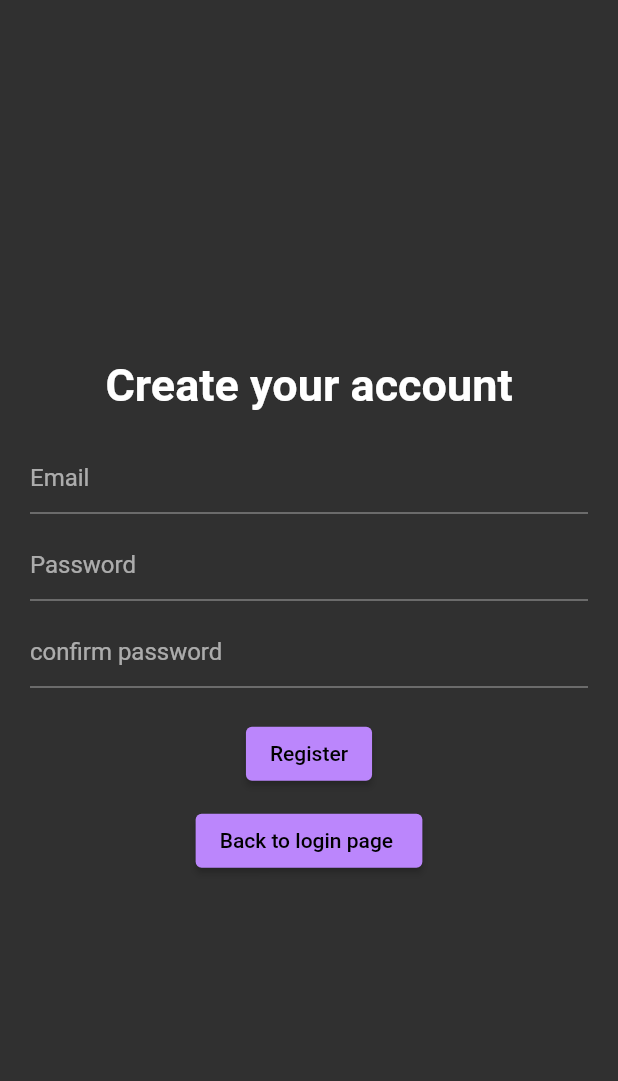
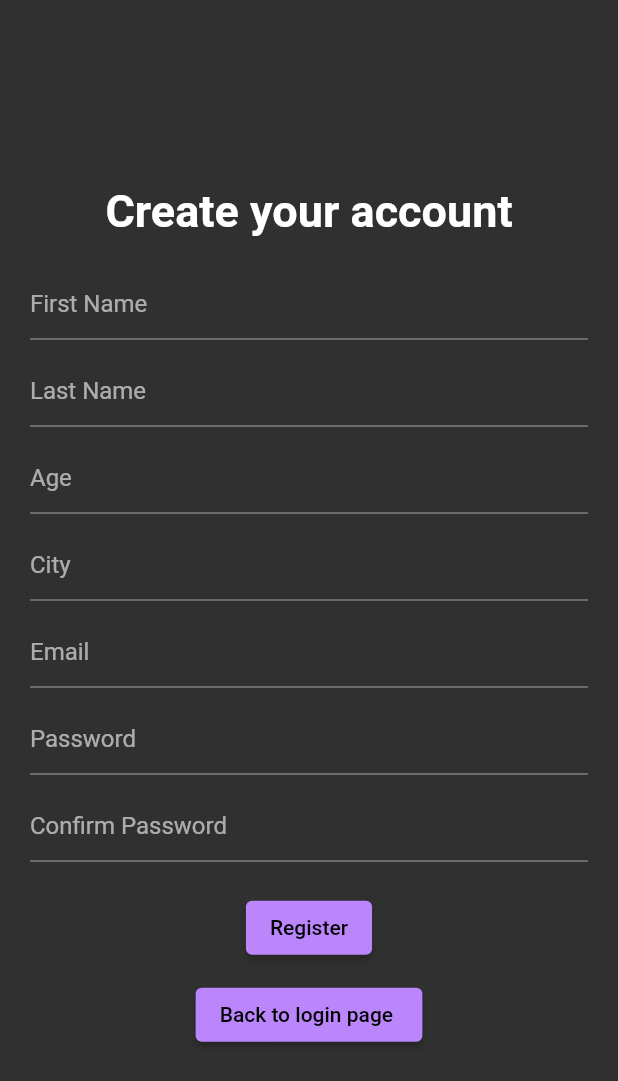
Before and after one commit to Karanosi/event-app-flutter-firebase, a Flutter app: the screen it shows after launch, after a tap on "Register now", on a phone screen of 412 x 824 dp. Shown: the top 1081 px of the screen. Run offline on Flutter 3.47's test engine with Material 2 defaults, Android fonts, the phone set to English and light mode, and no system bars; our stand-ins replace cloud_firestore, curved_navigation_bar, firebase_auth, firebase_core; accounts and stored records are empty; network calls fail.

Commit message:
athentification 2
completed authetification with added users data
+ reading users data in home
+ bottom navigation bar modified

```diff
--- a/lib/pages/LoginPage.dart
+++ b/lib/pages/LoginPage.dart
@@ -1,5 +1,7 @@
 import 'package:firebase_auth/firebase_auth.dart';
 import 'package:flutter/material.dart';
+
+import 'ForgotPwdPage.dart';
 
 class LoginPage extends StatefulWidget {
   final VoidCallback showRegisterPage;
@@ -16,10 +18,31 @@ class _LoginPageState extends State<LoginPage> {
 
   // login method which is asynchronous
   Future login() async {
-    await FirebaseAuth.instance.signInWithEmailAndPassword(
-      email: _emailcontroller.text,
-      password: _pwdcontroller.text,
-    );
+    try {
+      //show the loading circle
+      showDialog(
+        context: context,
+        builder: ((context) {
+          return Center(child: CircularProgressIndicator());
+        }),
+      );
+      await FirebaseAuth.instance.signInWithEmailAndPassword(
+        email: _emailcontroller.text,
+        password: _pwdcontroller.text,
+      );
+      // removes the loading circle after login
+      Navigator.of(context).pop();
+    } on FirebaseAuthException catch (e) {
+      showDialog(
+          context: context,
+          builder: (context) {
+            return AlertDialog(
+              content: Text(
+                e.message.toString(),
+              ),
+            );
+          });
+    }
   }
 
   // this method is for memory management
@@ -68,6 +91,36 @@ class _LoginPageState extends State<LoginPage> {
                     decoration: const InputDecoration(hintText: 'Password'),
                   ),
                   const SizedBox(
+                    height: 10,
+                  ),
+                  Padding(
+                    padding: const EdgeInsets.symmetric(
+                      horizontal: 25.0,
+                    ),
+                    child: Row(
+                      mainAxisAlignment: MainAxisAlignment.end,
+                      children: [
+                        GestureDetector(
+                          onTap: () {
+                            Navigator.push(
+                              context,
+                              MaterialPageRoute(builder: (context) {
+                                return ForgotPwdPage();
+                              }),
+                            );
+                          },
+                          child: const Text(
+                            'Forgot Password?',
+                            style: TextStyle(
+                              color: Colors.white60,
+                              fontWeight: FontWeight.bold,
+                            ),
+                          ),
+                        ),
+                      ],
+                    ),
+                  ),
+                  const SizedBox(
                     height: 20,
                   ),
                   ElevatedButton(
@@ -79,7 +132,7 @@ class _LoginPageState extends State<LoginPage> {
                   ),
                   ElevatedButton(
                     onPressed: widget.showRegisterPage,
-                    child: Text('Register now '),
+                    child: const Text('Register now '),
                   )
                 ],
               ),
--- a/lib/pages/registerPage.dart
+++ b/lib/pages/registerPage.dart
@@ -1,3 +1,4 @@
+import 'package:cloud_firestore/cloud_firestore.dart';
 import 'package:firebase_auth/firebase_auth.dart';
 import 'package:flutter/material.dart';
 import 'package:flutter/src/widgets/container.dart';
@@ -19,6 +20,10 @@ class _RegisterPageState extends State<RegisterPage> {
   final _emailcontroller = TextEditingController();
   final _pwdcontroller = TextEditingController();
   final _confirmpwdcontroller = TextEditingController();
+  final _firstNamecontroller = TextEditingController();
+  final _lastNamecontroller = TextEditingController();
+  final _agecontroller = TextEditingController();
+  final _citycontroller = TextEditingController();
 
   // this method is for memory management
   @override
@@ -26,17 +31,44 @@ class _RegisterPageState extends State<RegisterPage> {
     _emailcontroller.dispose();
     _pwdcontroller.dispose();
     _confirmpwdcontroller.dispose();
+    _firstNamecontroller.dispose();
+    _lastNamecontroller.dispose();
+    _agecontroller.dispose();
+    _citycontroller.dispose();
     super.dispose();
   }
 
   Future signup() async {
     if (confirmedPwd()) {
+      // create user
       FirebaseAuth.instance.createUserWithEmailAndPassword(
         email: _emailcontroller.text.trim(),
         password: _pwdcontroller.text.trim(),
       );
+      // calling adduserdetails method
+      addUserDetails(
+        _firstNamecontroller.text.trim(),
+        _lastNamecontroller.text.trim(),
+        int.parse(_agecontroller.text.trim()),
+        _citycontroller.text.trim(),
+        _emailcontroller.text.trim(),
+      );
     }
   }
+
+  Future addUserDetails(String firstName, String lastName, int age, String city,
+      String email) async {
+    // connect with firebase database and access the user collecion
+    await FirebaseFirestore.instance.collection('users').add({
+      'first name': firstName,
+      'last name': lastName,
+      'age': age,
+      'city': city,
+      'email': email,
+    });
+  }
+
+  // function to add user details
 
   // checking if the two passwords match
   bool confirmedPwd() {
@@ -68,6 +100,47 @@ class _RegisterPageState extends State<RegisterPage> {
                   const SizedBox(
                     height: 20,
                   ),
+                  // first name textfirld
+                  TextField(
+                    controller: _firstNamecontroller,
+                    decoration: const InputDecoration(
+                      hintText: 'First Name',
+                    ),
+                  ),
+                  const SizedBox(
+                    height: 10,
+                  ),
+                  // last name textfirld
+                  TextField(
+                    controller: _lastNamecontroller,
+                    decoration: const InputDecoration(
+                      hintText: 'Last Name',
+                    ),
+                  ),
+                  const SizedBox(
+                    height: 10,
+                  ),
+                  // age textfirld
+                  TextField(
+                    controller: _agecontroller,
+                    decoration: const InputDecoration(
+                      hintText: 'Age',
+                    ),
+                  ),
+                  const SizedBox(
+                    height: 10,
+                  ),
+                  // city textfirld => to change into DropdownButton
+                  TextField(
+                    controller: _citycontroller,
+                    decoration: const InputDecoration(
+                      hintText: 'City',
+                    ),
+                  ),
+                  const SizedBox(
+                    height: 10,
+                  ),
+                  // email textfirld
                   TextField(
                     controller: _emailcontroller,
                     decoration: const InputDecoration(
@@ -95,7 +168,7 @@ class _RegisterPageState extends State<RegisterPage> {
                     autocorrect: false,
                     controller: _confirmpwdcontroller,
                     decoration: const InputDecoration(
-                      hintText: 'confirm password',
+                      hintText: 'Confirm Password',
                     ),
                   ),
                   const SizedBox(
--- a/pubspec.yaml
+++ b/pubspec.yaml
@@ -38,6 +38,8 @@ dependencies:
   cupertino_icons: ^1.0.2
   firebase_core: ^2.4.1
   firebase_auth: ^4.2.5
+  cloud_firestore: ^4.3.1
+  curved_navigation_bar: ^1.0.3
 
 dev_dependencies:
   flutter_test:
```
Also changed, not shown: lib/data manipulation/GetUserName.dart (added, +37 -0 lines), lib/pages/ForgotPwdPage.dart (added, +94 -0 lines), lib/pages/HomePage.dart (+63 -37 lines), 1 other file.
